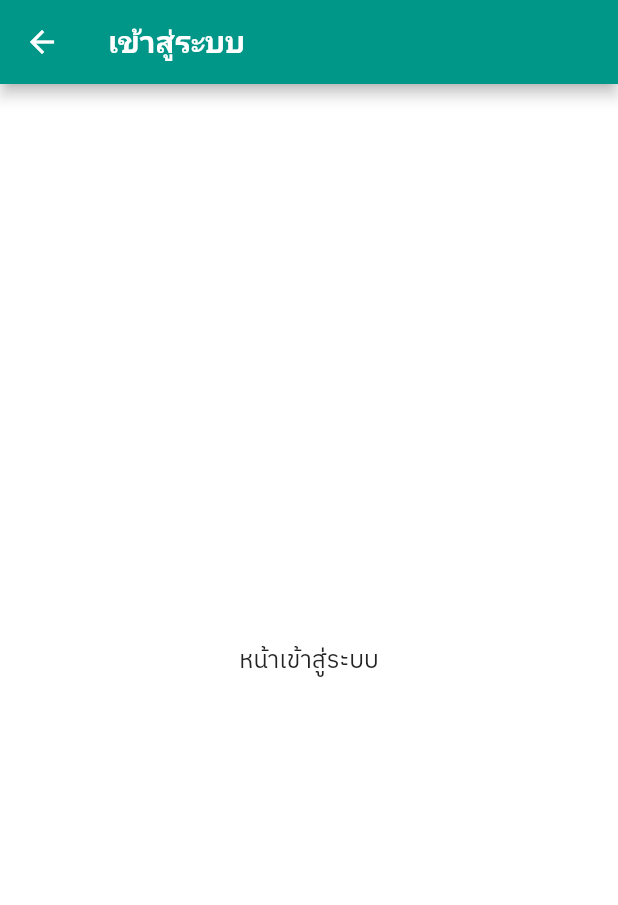
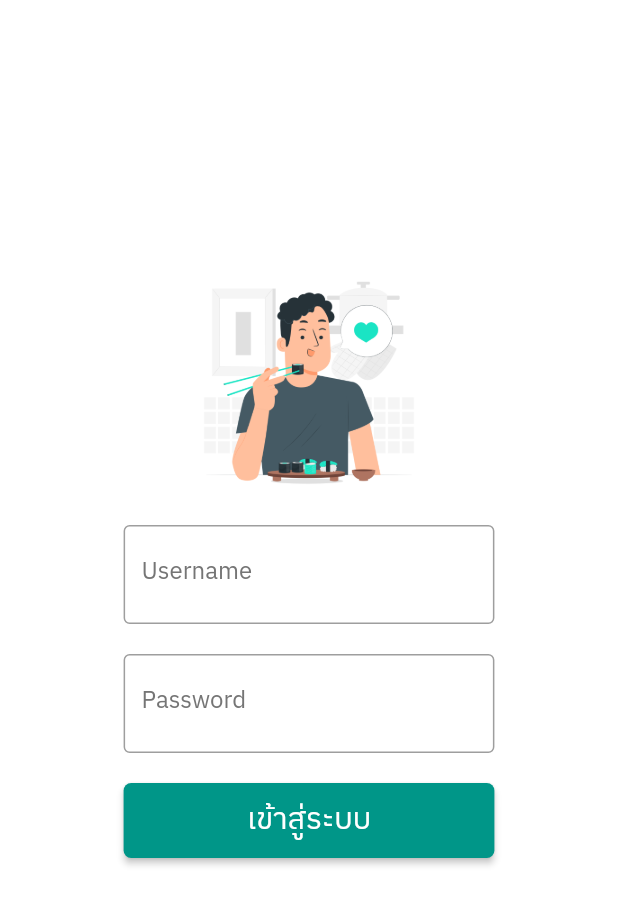
Before and after one commit to kshark403/flutter_scale, a Flutter app: the LoginScreen screen opened by its route, on a phone screen of 412 x 824 dp. Shown: the top 905 px of the screen. Run offline on Flutter 3.47's test engine with Material 2 defaults, Android fonts, the phone set to English and light mode, and no system bars; missing offline and left inert: onboarding_intro_screen; Roboto replaces fonts that are missing (IMBlexSansThai).

Commit message:
Update login form

```diff
--- a/lib/screens/login/login_screen.dart
+++ b/lib/screens/login/login_screen.dart
@@ -10,14 +10,105 @@ class LoginScreen extends StatefulWidget {
 }
 
 class _LoginScreenState extends State<LoginScreen> {
+  // สร้าง key สำหรับ form
+  final formKey = GlobalKey<FormState>();
+
+  // สร้างตัวแปรไว้เก็บค่า username และ password
+  late String _username, _password;
+
   @override
   Widget build(BuildContext context) {
     return Scaffold(
-      appBar: AppBar(
-        title: const Text('เข้าสู่ระบบ'),
-      ),
-      body: Center(
-        child: Text('หน้าเข้าสู่ระบบ'),
+      body: SingleChildScrollView(
+        child: Form(
+          key: formKey,
+          child: Row(
+            mainAxisAlignment: MainAxisAlignment.center,
+            children: [
+              Column(
+                children: [
+                  SizedBox(
+                    height: 180,
+                  ),
+                  Image.asset(
+                    'assets/images/mylogo.png',
+                    height: 150,
+                  ),
+                  SizedBox(
+                    height: 20,
+                  ),
+                  SizedBox(
+                    // width: 250,
+                    width: MediaQuery.of(context).size.width * 0.6,
+                    child: TextFormField(
+                      decoration: InputDecoration(
+                        labelText: 'Username',
+                        border: OutlineInputBorder(),
+                      ),
+                      validator: (value) {
+                        if (value == null || value.isEmpty) {
+                          return 'กรุณากรอกชื่อผู้ใช้งาน';
+                        }
+                        return null;
+                      },
+                      onSaved: (value) {
+                        _username = value!.toString().trim();
+                      },
+                    ),
+                  ),
+                  SizedBox(
+                    height: 20,
+                  ),
+                  SizedBox(
+                    // width: 250,
+                    width: MediaQuery.of(context).size.width * 0.6,
+                    child: TextFormField(
+                      obscureText: true,
+                      decoration: InputDecoration(
+                        labelText: 'Password',
+                        border: OutlineInputBorder(),
+                      ),
+                      validator: (value) {
+                        if (value == null || value.isEmpty) {
+                          return 'กรุณากรอกรหัสผ่าน';
+                        }
+                        return null;
+                      },
+                      onSaved: (value) {
+                        _password = value!.toString().trim();
+                      },
+                    ),
+                  ),
+                  SizedBox(
+                    height: 20,
+                  ),
+                  SizedBox(
+                    width: MediaQuery.of(context).size.width * 0.6,
+                    height: 50,
+                    child: ElevatedButton(
+                      onPressed: () {
+                        // ตรวจสอบค่าจาก form
+                        if (formKey.currentState!.validate()) {
+                          formKey.currentState!.save();
+
+                          print('Username: $_username');
+                          print('Password: $_password');
+                        }
+                      },
+                      style: ElevatedButton.styleFrom(
+                          shape: RoundedRectangleBorder(
+                              borderRadius: BorderRadius.circular(5))),
+                      child: Text(
+                        'เข้าสู่ระบบ',
+                        style: TextStyle(fontSize: 20),
+                      ),
+                    ),
+                  )
+                ],
+              )
+            ],
+          ),
+        ),
       ),
     );
   }
--- a/lib/themes/colors.dart
+++ b/lib/themes/colors.dart
@@ -7,6 +7,6 @@ const primaryDark = Color(0xFF00796B);
 const primaryLight = Color(0xFFB2DFDB);
 const primaryText = Color(0xFF212121);
 const secondaryText = Color(0xFF757575);
-const accent = Color(0xFFFF5722);
+const accent = Color(0xFF757575);
 const icons = Color(0xFFFFFFFF);
 const divider = Color(0xFFBDBDBD);
```
Also changed, not shown: lib/screens/welcome/welcome_screen.dart (+47 -9 lines), pubspec.yaml (+5 -3 lines), assets/images/Farmers-market-amico.png (added), assets/images/Farmers-market-bro.png (added), assets/images/Farmers-market-cuate.png (added), assets/images/Farmers-market-pana.png (added), assets/images/mylogo.png (added), pubspec.lock.
